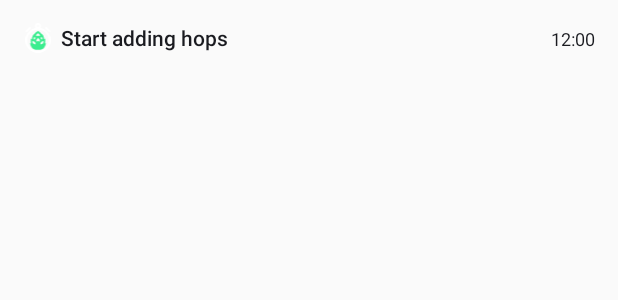
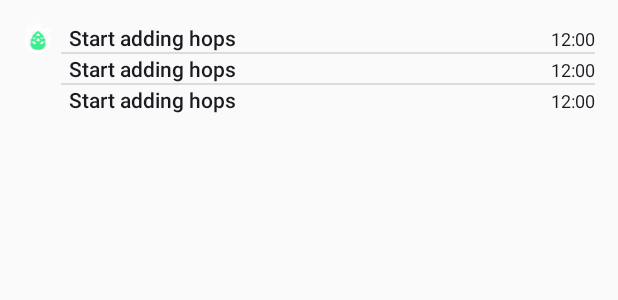
Before and after one commit to arnaud33200/hopsboilingtimer, an Android app built with Jetpack Compose: the layout view_addition_alert_notification.xml on its own in the app's theme, with its tools: preview values and no code run, on a phone screen of 412 x 824 dp. Shown: the top 300 px of the screen. Run offline under Robolectric (Android 15) with nearby library versions, the phone set to English and light mode, and no system bars.

Commit message:
try setup notification with a list and service

```diff
--- a/app/src/main/AndroidManifest.xml
+++ b/app/src/main/AndroidManifest.xml
@@ -36,6 +36,10 @@
                 <category android:name="android.intent.category.LAUNCHER" />
             </intent-filter>
         </activity>
+
+        <service
+            android:name=".app.feature.alert.view.AlertRowRemoteViewsService"
+            android:permission="android.permission.BIND_REMOTEVIEWS" />
     </application>
 
 </manifest>
--- a/app/src/main/java/ca/arnaud/hopsboilingtimer/app/feature/alert/factory/AlertAndroidNotificationFactory.kt
+++ b/app/src/main/java/ca/arnaud/hopsboilingtimer/app/feature/alert/factory/AlertAndroidNotificationFactory.kt
@@ -31,8 +31,8 @@ class AlertAndroidNotificationFactory @Inject constructor() {
     }
 
     fun createNotification(model: AdditionAlertNotificationModel, context: Context): Notification {
-        val notificationLayout = AdditionAlertNotificationView().apply {
-            bind(model = model)
+        val notificationLayout = AdditionAlertNotificationView(context.applicationContext).apply {
+            bind(model = model, context = context)
         }
         return NotificationCompat.Builder(context, CHANNEL_ID).apply {
             setSmallIcon(R.drawable.ic_notification_badge)
--- a/app/src/main/res/layout/view_addition_alert_notification.xml
+++ b/app/src/main/res/layout/view_addition_alert_notification.xml
@@ -1,31 +1,21 @@
 <?xml version="1.0" encoding="utf-8"?>
 <LinearLayout xmlns:android="http://schemas.android.com/apk/res/android"
+    xmlns:tools="http://schemas.android.com/tools"
     android:layout_width="match_parent"
     android:layout_height="match_parent"
-    xmlns:tools="http://schemas.android.com/tools"
     android:orientation="horizontal"
     android:padding="15dp">
 
     <ImageView
         android:layout_width="20dp"
         android:layout_height="20dp"
-        android:src="@drawable/ic_notification_badge"/>
+        android:src="@drawable/ic_notification_badge" />
 
-    <TextView
-        android:id="@+id/title_text_view"
-        android:layout_width="wrap_content"
+    <ListView
+        android:id="@+id/list_view"
+        android:layout_width="match_parent"
         android:layout_height="wrap_content"
         android:layout_marginStart="5dp"
-        android:layout_marginEnd="5dp"
-        tools:text="Start adding hops"
-        android:layout_weight="1"
-        style="@style/TextAppearance.Compat.Notification.Title"/>
-
-    <TextView
-        android:id="@+id/duration_text_view"
-        android:layout_width="wrap_content"
-        android:layout_height="wrap_content"
-        tools:text="12:00"
-        style="@style/TextAppearance.Compat.Notification.Time"/>
+        tools:listitem="@layout/view_row_addition_alert_notification" />
 
 </LinearLayout>
--- /dev/null
+++ b/app/src/main/res/layout/view_row_addition_alert_notification.xml
@@ -0,0 +1,25 @@
+<?xml version="1.0" encoding="utf-8"?>
+<LinearLayout xmlns:android="http://schemas.android.com/apk/res/android"
+    xmlns:tools="http://schemas.android.com/tools"
+    android:orientation="horizontal"
+    android:layout_width="match_parent"
+    android:layout_height="wrap_content">
+
+    <TextView
+        android:id="@+id/title_text_view"
+        android:layout_width="0dp"
+        android:layout_height="wrap_content"
+        android:layout_marginStart="5dp"
+        android:layout_marginEnd="5dp"
+        tools:text="Start adding hops"
+        android:layout_weight="1"
+        style="@style/TextAppearance.Compat.Notification.Title"/>
+
+    <TextView
+        android:id="@+id/duration_text_view"
+        android:layout_width="wrap_content"
+        android:layout_height="wrap_content"
+        tools:text="12:00"
+        style="@style/TextAppearance.Compat.Notification.Time"/>
+
+</LinearLayout>
```
Also changed, not shown: app/src/main/java/ca/arnaud/hopsboilingtimer/app/feature/alert/factory/AdditionAlertNotificationModelFactory.kt (+17 -5 lines), app/src/main/java/ca/arnaud/hopsboilingtimer/app/feature/alert/model/AdditionAlertNotificationModel.kt (+10 -2 lines), app/src/main/java/ca/arnaud/hopsboilingtimer/app/feature/alert/view/AdditionAlertNotificationView.kt (+6 -10 lines), app/src/main/java/ca/arnaud/hopsboilingtimer/app/feature/alert/view/AlertNotificationRowView.kt (added, +17 -0 lines), app/src/main/java/ca/arnaud/hopsboilingtimer/app/feature/alert/view/AlertRowRemoteViewsService.kt (added, +61 -0 lines).
